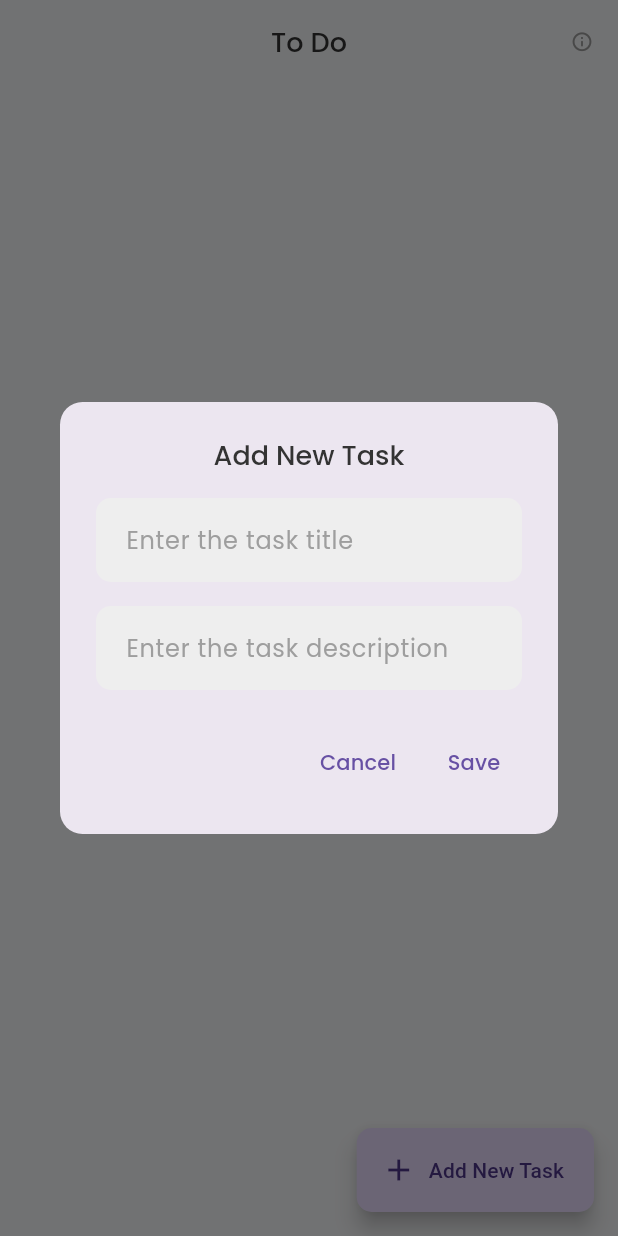
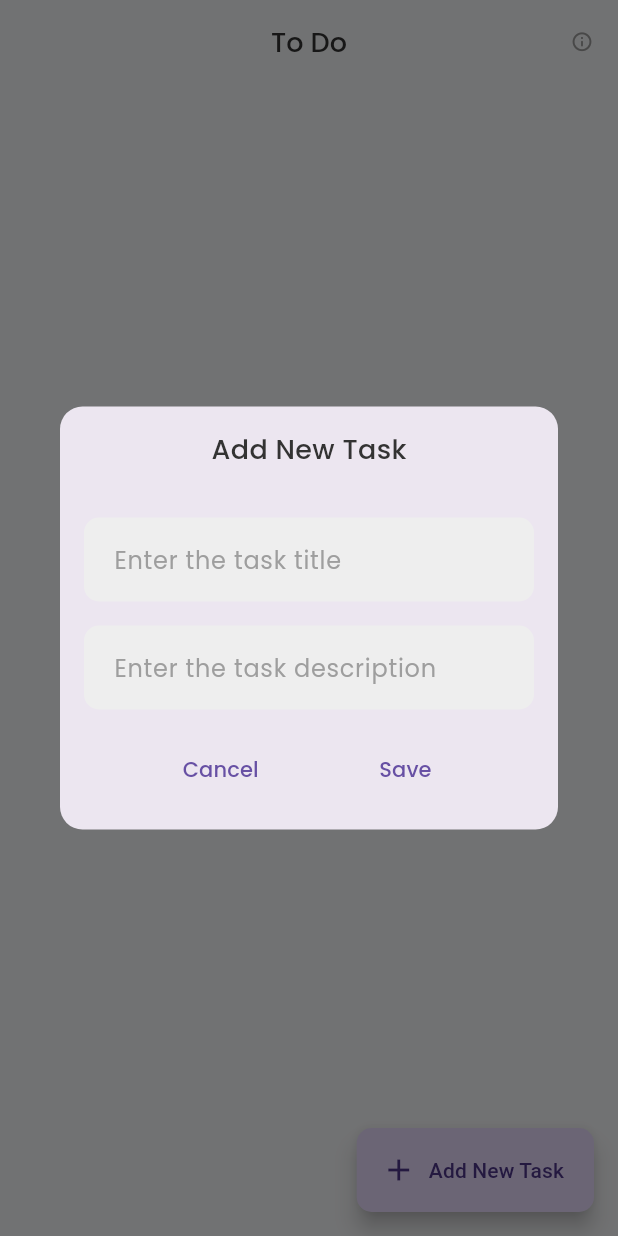
Before and after one commit to CokiNbbn/notes, a Flutter app: the screen it shows after launch, after a tap on "Add New Task", on a phone screen of 412 x 824 dp. Run offline on Flutter 3.47's test engine with Material 3 defaults, Android fonts, the phone set to English and light mode, and no system bars; our stand-ins replace font_awesome_flutter, shared_preferences.

Commit message:
fix: memperbaiki overflow
memperbaiki overflow pada saat add task posisi landscape dan juga detail task

```diff
--- a/lib/task_detail_page.dart
+++ b/lib/task_detail_page.dart
@@ -25,7 +25,8 @@ class TaskDetailPage extends StatelessWidget {
         backgroundColor: Colors.transparent,
         elevation: 0,
       ),
-      body: Padding(
+      body: SingleChildScrollView(
+        child: Padding(
           padding: const EdgeInsets.all(16.0),
           child: Column(
             crossAxisAlignment: CrossAxisAlignment.start,
@@ -98,6 +99,7 @@ class TaskDetailPage extends StatelessWidget {
             ],
           ),
         ),
+      ),
     );
   }
 }
--- a/lib/task_list_page.dart
+++ b/lib/task_list_page.dart
@@ -191,19 +191,25 @@ class _TaskListPageState extends State<TaskListPage> {
     return showDialog(
       context: context,
       builder: (context) {
-        return AlertDialog(
-          shape:
-              RoundedRectangleBorder(borderRadius: BorderRadius.circular(15.0)),
-          title: Text(
+        return Dialog(
+          shape: RoundedRectangleBorder(
+            borderRadius: BorderRadius.circular(15.0),
+          ),
+          child: ListView(
+            shrinkWrap: true,
+            children: [
+              Padding(
+                padding: const EdgeInsets.all(16.0),
+                child: Center(
+                  child: Text(
                     _editingIndex == -1 ? 'Add New Task' : 'Edit Task',
                     style: MyStyle.titleStyle,
-            textAlign: TextAlign.center,
                   ),
-          content: SizedBox(
-            width: MediaQuery.of(context).size.width * 0.8,
-            child: SingleChildScrollView(
+                ),
+              ),
+              Padding(
+                padding: const EdgeInsets.all(16.0),
                 child: Column(
-                mainAxisSize: MainAxisSize.min,
                   children: [
                     TextField(
                       controller: _controller,
@@ -237,11 +243,10 @@ class _TaskListPageState extends State<TaskListPage> {
                         contentPadding: const EdgeInsets.all(16.0),
                       ),
                     ),
-                ],
-              ),
-            ),
-          ),
-          actions: [
+                    const SizedBox(height: 16.0),
+                    Row(
+                      mainAxisAlignment: MainAxisAlignment.spaceEvenly,
+                      children: [
                         TextButton(
                           onPressed: () {
                             Navigator.of(context).pop();
@@ -257,12 +262,22 @@ class _TaskListPageState extends State<TaskListPage> {
                             _saveTask();
                             Navigator.of(context).pop();
                           },
-              child: Text(_editingIndex == -1 ? 'Save' : 'Edit',
-                  style: const TextStyle(fontFamily: 'Poppins')),
+                          child: Text(
+                            _editingIndex == -1 ? 'Save' : 'Edit',
+                            style: const TextStyle(fontFamily: 'Poppins'),
+                          ),
                         ),
                       ],
+                    ),
+                  ],
+                ),
+              ),
+            ],
+          ),
         );
       },
     );
   }
+
+
 }
```
Lines whose indentation alone changed are shown as unchanged.
